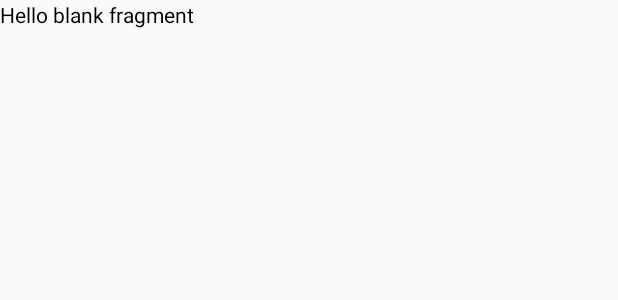
After one commit to nsushant09/Spotify-Front-End-Clone, an Android app: the layout fragment_library_search_fragment.xml on its own in the app's theme, with its tools: preview values and no code run, on a phone screen of 412 x 824 dp. The commit adds this screen. Shown: the top 300 px of the screen. Run offline under Robolectric (Android 15) with nearby library versions, the phone set to English and light mode, and no system bars.

Commit message:
Added Search Fragment From Library Fragment

```diff
--- /dev/null
+++ b/app/src/main/res/layout/fragment_library_search_fragment.xml
@@ -0,0 +1,14 @@
+<?xml version="1.0" encoding="utf-8"?>
+<FrameLayout xmlns:android="http://schemas.android.com/apk/res/android"
+    xmlns:tools="http://schemas.android.com/tools"
+    android:layout_width="match_parent"
+    android:layout_height="match_parent"
+    tools:context=".library_search_fragment">
+
+    <!-- TODO: Update blank fragment layout -->
+    <TextView
+        android:layout_width="match_parent"
+        android:layout_height="match_parent"
+        android:text="@string/hello_blank_fragment" />
+
+</FrameLayout>
```
Also changed, not shown: app/src/main/java/com/neupanesushant/spotifyfrontendclone/fragments/LibraryFragment.kt (+14 -5 lines), app/src/main/java/com/neupanesushant/spotifyfrontendclone/fragments/LibrarySearchFragment.kt (added, +27 -0 lines).
